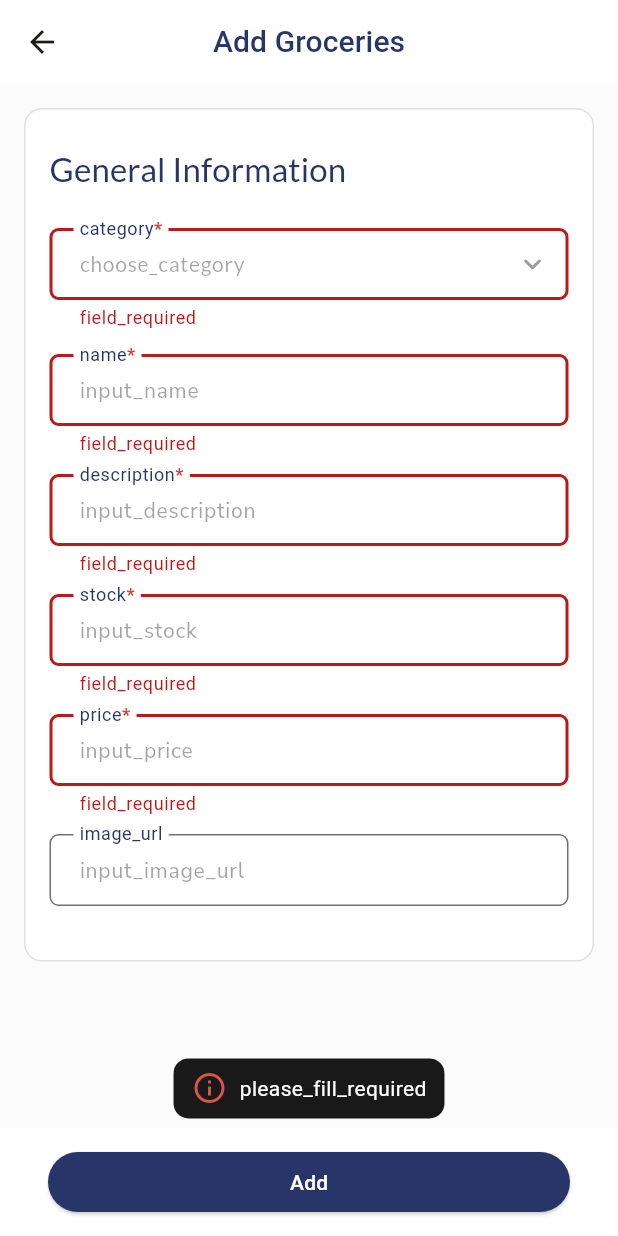
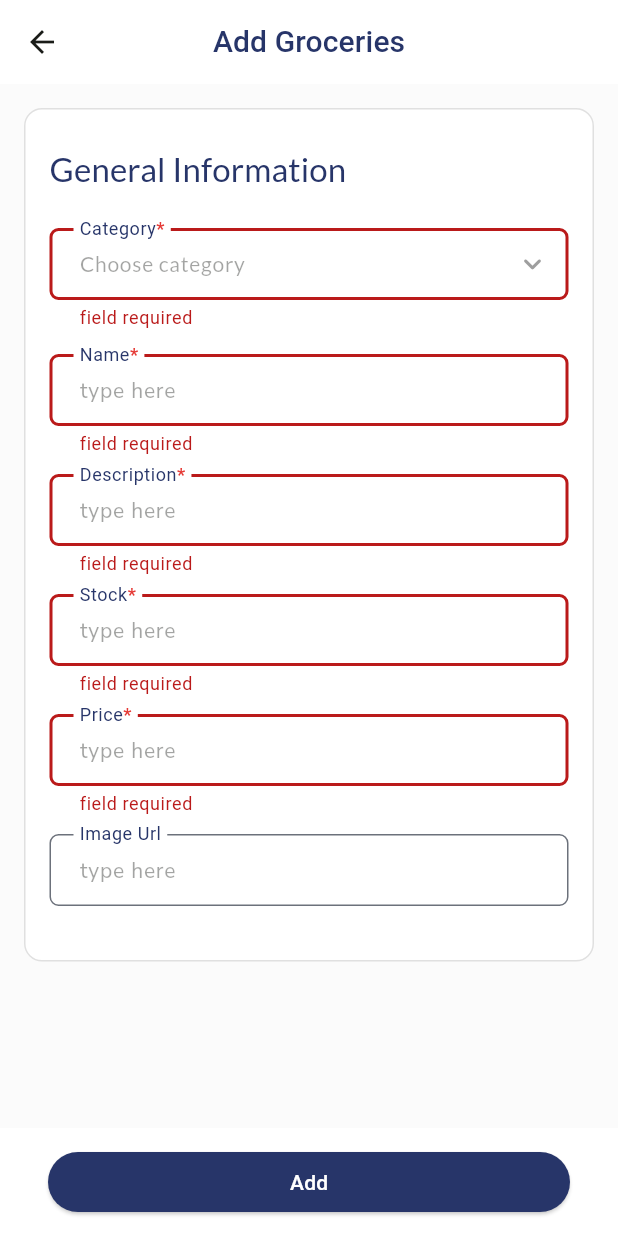
Before and after one commit to alvinraa/brik_test, a Flutter app: the GroceriesCUDPage screen opened by its route, after a tap on "Add", on a phone screen of 412 x 824 dp. Run offline on Flutter 3.47's test engine with Material 3 defaults, Android fonts, the phone set to English and light mode, and no system bars; our stand-ins replace bloc, bot_toast, dio, flutter_bloc, fluttertoast, google_fonts and 1 more; network calls fail; Roboto replaces fonts that are missing (Ubuntu).

Commit message:
update UI for form in groceries_cud_page

```diff
--- a/lib/feature/groceries/presentation/page/groceries_cud_page.dart
+++ b/lib/feature/groceries/presentation/page/groceries_cud_page.dart
@@ -4,7 +4,6 @@ import 'package:brik_test/core/widget/button/default_button.dart';
 import 'package:brik_test/core/widget/dropdown/default_dropdown_item.dart';
 import 'package:brik_test/core/widget/text_field/default_text_field.dart';
 import 'package:brik_test/core/widget/text_field/dropdown_text_field.dart';
-import 'package:brik_test/core/widget/toast/toast.dart';
 import 'package:brik_test/feature/groceries/bloc/groceries_add/groceries_add_bloc.dart';
 import 'package:brik_test/feature/groceries/bloc/groceries_update/groceries_update_bloc.dart';
 import 'package:brik_test/feature/groceries/data/model/groceries_payload.dart';
@@ -168,8 +167,8 @@ class _GroceriesCUDPageState extends State<GroceriesCUDPage> {
             ),
             const SizedBox(height: 24),
             DropdownTextField(
-              label: 'category',
-              hintText: 'choose_category',
+              label: 'Category',
+              hintText: 'Choose category',
               globalKey: _categoryKey,
               controller: _categoryNameController,
               hasAsterixOnLabel: true,
@@ -200,15 +199,15 @@ class _GroceriesCUDPageState extends State<GroceriesCUDPage> {
               validator: (val) {
                 if (val == null || val.isEmpty) {
                   isCategoryError = true;
-                  return 'field_required';
+                  return 'field required';
                 }
                 return null;
               },
             ),
             const SizedBox(height: 16),
             DefaultTextField(
-              label: 'name',
-              hintText: 'input_name',
+              label: 'Name',
+              hintText: 'type here',
               controller: _nameController,
               hasAsterixOnLabel: true,
               maxLines: 1,
@@ -224,15 +223,15 @@ class _GroceriesCUDPageState extends State<GroceriesCUDPage> {
               validator: (val) {
                 if (val == null || val.isEmpty) {
                   isNameError = true;
-                  return 'field_required';
+                  return 'field required';
                 }
                 return null;
               },
             ),
             const SizedBox(height: 12),
             DefaultTextField(
-              label: 'description',
-              hintText: 'input_description',
+              label: 'Description',
+              hintText: 'type here',
               controller: _descriptionController,
               hasAsterixOnLabel: true,
               maxLines: 1,
@@ -248,15 +247,15 @@ class _GroceriesCUDPageState extends State<GroceriesCUDPage> {
               validator: (val) {
                 if (val == null || val.isEmpty) {
                   isDescriptionError = true;
-                  return 'field_required';
+                  return 'field required';
                 }
                 return null;
               },
             ),
             const SizedBox(height: 12),
             DefaultTextField(
-              label: 'stock',
-              hintText: 'input_stock',
+              label: 'Stock',
+              hintText: 'type here',
               controller: _stockController,
               hasAsterixOnLabel: true,
               textInputType: TextInputType.number,
@@ -275,15 +274,15 @@ class _GroceriesCUDPageState extends State<GroceriesCUDPage> {
               validator: (val) {
                 if (val == null || val.isEmpty) {
                   isStockError = true;
-                  return 'field_required';
+                  return 'field required';
                 }
                 return null;
               },
             ),
             const SizedBox(height: 12),
             DefaultTextField(
-              label: 'price',
-              hintText: 'input_price',
+              label: 'Price',
+              hintText: 'type here',
               controller: _priceController,
               hasAsterixOnLabel: true,
               textInputType: TextInputType.number,
@@ -302,15 +301,15 @@ class _GroceriesCUDPageState extends State<GroceriesCUDPage> {
               validator: (val) {
                 if (val == null || val.isEmpty) {
                   isPriceError = true;
-                  return 'field_required';
+                  return 'field required';
                 }
                 return null;
               },
             ),
             const SizedBox(height: 12),
             DefaultTextField(
-              label: 'image_url',
-              hintText: 'input_image_url',
+              label: 'Image Url',
+              hintText: 'type here',
               controller: _imageUrlController,
               maxLines: 1,
               inputFormatters: [
@@ -337,8 +336,7 @@ class _GroceriesCUDPageState extends State<GroceriesCUDPage> {
           //   iconData: Icons.check_circle_outline_outlined,
           //   message: 'success add data',
           // );
-          Logger.print('success');
-
+          Logger.print('success add data');
           Navigator.pop(context);
         }
         if (state is GroceriesAddError) {
@@ -362,10 +360,10 @@ class _GroceriesCUDPageState extends State<GroceriesCUDPage> {
                 onPressed: () {
                   // validate first
                   if (!_formKey.currentState!.validate()) {
-                    Toast.showToast(
-                        iconColor: colorScheme.primary,
-                        iconData: Icons.info_outlined,
-                        message: 'please_fill_required');
+                    // Toast.showToast(
+                    //     iconColor: colorScheme.primary,
+                    //     iconData: Icons.info_outlined,
+                    //     message: 'please_fill_required');
                     return;
                   }
 
@@ -378,7 +376,6 @@ class _GroceriesCUDPageState extends State<GroceriesCUDPage> {
                     payload.price = int.parse(_priceController.text);
                     payload.image = _imageUrlController.text;
 
-                    // send request
                     setState(() {
                       groceriesAddBloc
                           .add(GroceriesAddRequest(payload: payload));
@@ -408,9 +405,7 @@ class _GroceriesCUDPageState extends State<GroceriesCUDPage> {
           //   iconData: Icons.check_circle_outline_outlined,
           //   message: 'success update data',
           // );
-
-          Logger.print('success');
-
+          Logger.print('success update data');
           Navigator.pop(context);
         }
         if (state is GroceriesUpdateError) {
@@ -419,6 +414,7 @@ class _GroceriesCUDPageState extends State<GroceriesCUDPage> {
           //   iconData: Icons.info_outlined,
           //   message: state.errorMessage,
           // );
+          Logger.print('failed');
         }
       },
       builder: (context, state) {
@@ -433,10 +429,10 @@ class _GroceriesCUDPageState extends State<GroceriesCUDPage> {
                 onPressed: () {
                   // validate first
                   if (!_formKey.currentState!.validate()) {
-                    Toast.showToast(
-                        iconColor: colorScheme.primary,
-                        iconData: Icons.info_outlined,
-                        message: 'please_fill_required');
+                    // Toast.showToast(
+                    //     iconColor: colorScheme.primary,
+                    //     iconData: Icons.info_outlined,
+                    //     message: 'please fill required');
                     return;
                   }
 
@@ -455,7 +451,6 @@ class _GroceriesCUDPageState extends State<GroceriesCUDPage> {
                             id: groceriesId ?? '', payload: payload));
                       });
                     }
-                    // send request
                   }
                 },
                 showLoading: state is GroceriesUpdateLoading,
```
